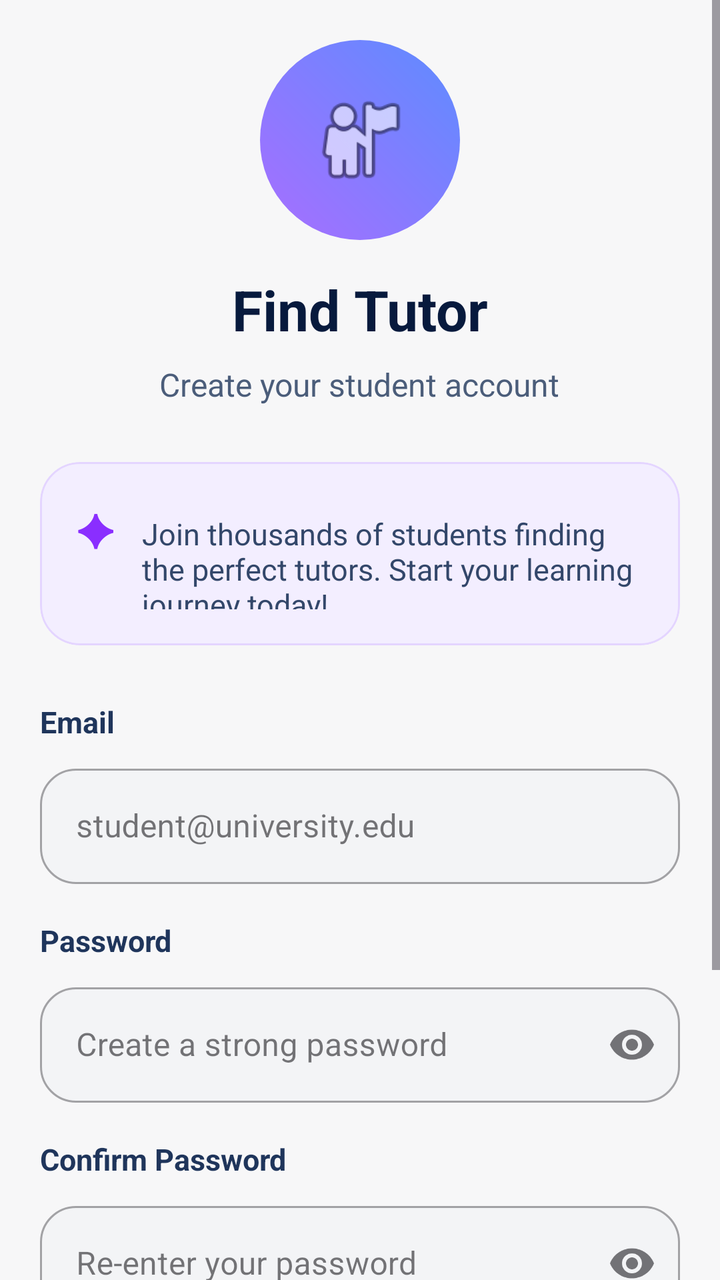
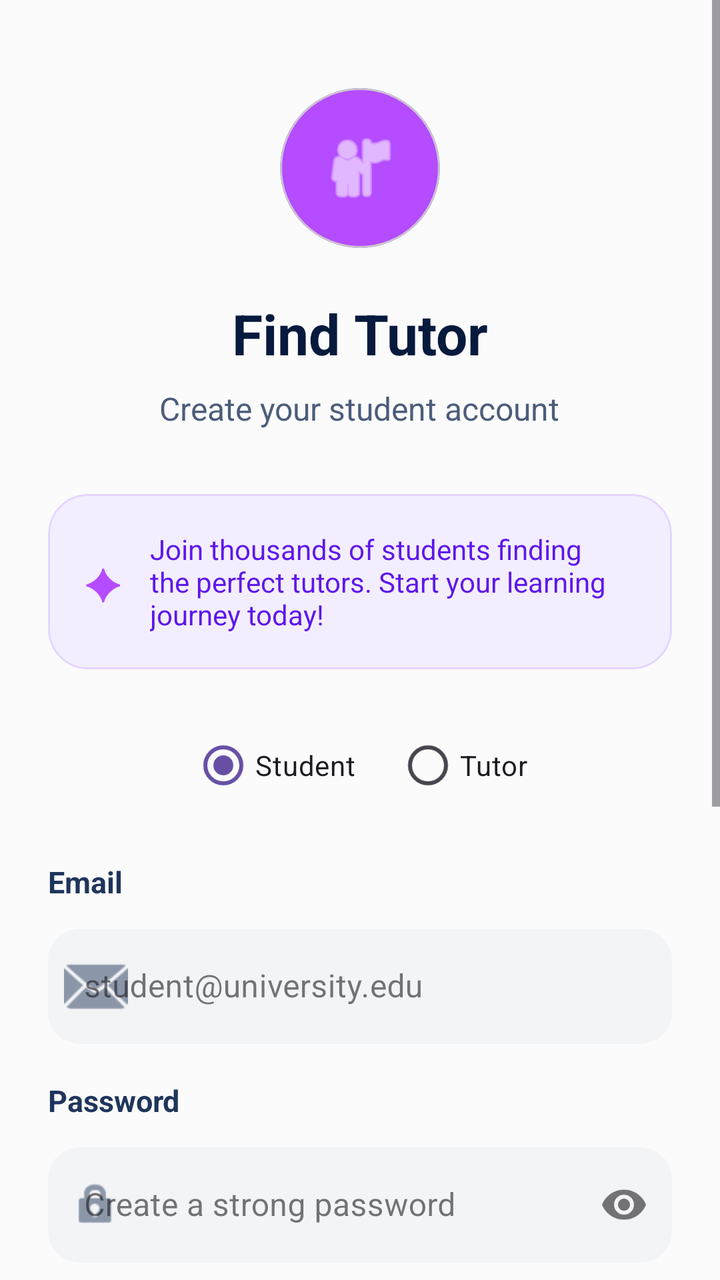

Two renders of the same Android screen: before a commit and after it. Below are the layout's source before the change and the commit's diff.
<!-- AndroidManifest.xml: application theme Theme.PeerTutoringApollo -->
<!-- res/layout/activity_main.xml -->
<?xml version="1.0" encoding="utf-8"?>
<ScrollView xmlns:android="http://schemas.android.com/apk/res/android"
    xmlns:app="http://schemas.android.com/apk/res-auto"
    android:layout_width="match_parent"
    android:layout_height="match_parent"
    android:background="#F7F7F8">

    <LinearLayout
        android:layout_width="match_parent"
        android:layout_height="wrap_content"
        android:orientation="vertical"
        android:padding="20dp">

        <ImageView
            android:layout_width="100dp"
            android:layout_height="100dp"
            android:layout_gravity="center_horizontal"
            android:src="@android:drawable/ic_menu_myplaces"
            android:background="@drawable/bg_circle_gradient"
            android:padding="24dp" />

        <TextView
            android:layout_width="wrap_content"
            android:layout_height="wrap_content"
            android:layout_gravity="center_horizontal"
            android:layout_marginTop="16dp"
            android:text="Find Tutor"
            android:textColor="#071A3D"
            android:textSize="28sp"
            android:textStyle="bold" />

        <TextView
            android:layout_width="wrap_content"
            android:layout_height="wrap_content"
            android:layout_gravity="center_horizontal"
            android:layout_marginTop="8dp"
            android:text="Create your student account"
            android:textColor="#4B5D7A"
            android:textSize="16sp" />

        <com.google.android.material.card.MaterialCardView
            android:layout_width="match_parent"
            android:layout_height="wrap_content"
            android:layout_marginTop="28dp"
            app:cardCornerRadius="20dp"
            app:cardBackgroundColor="#F3EEFF"
            app:strokeColor="#E4D5FF"
            app:strokeWidth="1dp">

            <LinearLayout
                android:layout_width="match_parent"
                android:layout_height="wrap_content"
                android:orientation="horizontal"
                android:padding="18dp">

                <TextView
                    android:layout_width="wrap_content"
                    android:layout_height="wrap_content"
                    android:text="✦"
                    android:textColor="#8A2EFF"
                    android:textSize="22sp"
                    android:textStyle="bold" />

                <TextView
                    android:layout_width="0dp"
                    android:layout_height="wrap_content"
                    android:layout_marginStart="14dp"
                    android:layout_weight="1"
                    android:text="Join thousands of students finding the perfect tutors. Start your learning journey today!"
                    android:textColor="#33476A"
                    android:textSize="15sp" />
            </LinearLayout>
        </com.google.android.material.card.MaterialCardView>

        <TextView
            android:layout_width="wrap_content"
            android:layout_height="wrap_content"
            android:layout_marginTop="28dp"
            android:text="Email"
            android:textColor="#1F355B"
            android:textSize="15sp"
            android:textStyle="bold" />

        <com.google.android.material.textfield.TextInputLayout
            style="@style/Widget.MaterialComponents.TextInputLayout.OutlinedBox"
            android:layout_width="match_parent"
            android:layout_height="wrap_content"
            android:layout_marginTop="8dp"
            app:boxBackgroundColor="#F3F4F6"
            app:boxCornerRadiusBottomEnd="18dp"
            app:boxCornerRadiusBottomStart="18dp"
            app:boxCornerRadiusTopEnd="18dp"
            app:boxCornerRadiusTopStart="18dp">

            <com.google.android.material.textfield.TextInputEditText
                android:id="@+id/editTextEmail"
                android:layout_width="match_parent"
                android:layout_height="wrap_content"
                android:hint="student@university.edu"
                android:padding="18dp"
                android:textColor="#1F355B"
                android:textColorHint="#8B97A8" />
        </com.google.android.material.textfield.TextInputLayout>

        <TextView
            android:layout_width="wrap_content"
            android:layout_height="wrap_content"
            android:layout_marginTop="18dp"
            android:text="Password"
            android:textColor="#1F355B"
            android:textSize="15sp"
            android:textStyle="bold" />

        <com.google.android.material.textfield.TextInputLayout
            style="@style/Widget.MaterialComponents.TextInputLayout.OutlinedBox"
            android:layout_width="match_parent"
            android:layout_height="wrap_content"
            android:layout_marginTop="8dp"
            app:endIconMode="password_toggle"
            app:boxBackgroundColor="#F3F4F6"
            app:boxCornerRadiusBottomEnd="18dp"
            app:boxCornerRadiusBottomStart="18dp"
            app:boxCornerRadiusTopEnd="18dp"
            app:boxCornerRadiusTopStart="18dp">

            <com.google.android.material.textfield.TextInputEditText
                android:id="@+id/editTextPassword"
                android:layout_width="match_parent"
                android:layout_height="wrap_content"
                android:hint="Create a strong password"
                android:inputType="textPassword"
                android:padding="18dp"
                android:textColor="#1F355B"
                android:textColorHint="#8B97A8" />
        </com.google.android.material.textfield.TextInputLayout>

        <TextView
            android:layout_width="wrap_content"
            android:layout_height="wrap_content"
            android:layout_marginTop="18dp"
            android:text="Confirm Password"
            android:textColor="#1F355B"
            android:textSize="15sp"
            android:textStyle="bold" />

        <com.google.android.material.textfield.TextInputLayout
            style="@style/Widget.MaterialComponents.TextInputLayout.OutlinedBox"
            android:layout_width="match_parent"
            android:layout_height="wrap_content"
            android:layout_marginTop="8dp"
            app:endIconMode="password_toggle"
            app:boxBackgroundColor="#F3F4F6"
            app:boxCornerRadiusBottomEnd="18dp"
            app:boxCornerRadiusBottomStart="18dp"
            app:boxCornerRadiusTopEnd="18dp"
            app:boxCornerRadiusTopStart="18dp">

            <com.google.android.material.textfield.TextInputEditText
                android:id="@+id/editTextConfirmPassword"
                android:layout_width="match_parent"
                android:layout_height="wrap_content"
                android:hint="Re-enter your password"
                android:inputType="textPassword"
                android:padding="18dp"
                android:textColor="#1F355B"
                android:textColorHint="#8B97A8" />
        </com.google.android.material.textfield.TextInputLayout>

        <com.google.android.material.card.MaterialCardView
            android:layout_width="match_parent"
            android:layout_height="wrap_content"
            android:layout_marginTop="26dp"
            app:cardCornerRadius="18dp"
            app:cardBackgroundColor="#EAF9EE"
            app:strokeColor="#BDE7C6"
            app:strokeWidth="1dp">

            <TextView
                android:layout_width="match_parent"
                android:layout_height="wrap_content"
                android:padding="16dp"
                android:gravity="center"
                android:text="🎁  Get 100 free tokens upon signup!"
                android:textColor="#089A3C"
                android:textSize="16sp"
                android:textStyle="bold" />
        </com.google.android.material.card.MaterialCardView>

        <Button
            android:id="@+id/buttonContinue"
            android:layout_width="match_parent"
            android:layout_height="56dp"
            android:layout_marginTop="28dp"
            android:background="@drawable/bg_button_gradient"
            android:text="Continue"
            android:textAllCaps="false"
            android:textColor="#FFFFFF"
            android:textSize="18sp"
            android:textStyle="bold" />
    </LinearLayout>
</ScrollView>
<!-- resources referenced by this layout -->
<resources>
  <!-- drawable bg_button_gradient (drawable) -->
  <?xml version="1.0" encoding="utf-8"?>
  <shape xmlns:android="http://schemas.android.com/apk/res/android">
      <gradient
          android:startColor="#B54CFF"
          android:centerColor="#4C6FFF"
          android:endColor="#00C96B"
          android:angle="0" />
      <corners android:radius="28dp" />
  </shape>
  <!-- drawable bg_circle_gradient (drawable) -->
  <?xml version="1.0" encoding="utf-8"?>
  <shape xmlns:android="http://schemas.android.com/apk/res/android" android:shape="oval">
      <gradient
          android:startColor="#A86EFF"
          android:endColor="#5D8CFF"
          android:angle="45" />
  </shape>
  <style name="Theme.PeerTutoringApollo" parent="Base.Theme.PeerTutoringApollo" />
  <style name="Base.Theme.PeerTutoringApollo" parent="Theme.Material3.DayNight.NoActionBar">
          
          
      </style>
</resources>

<!-- the commit's change to res/layout/activity_main.xml (unified diff, before → after) -->
@@ -3,36 +3,44 @@
     xmlns:app="http://schemas.android.com/apk/res-auto"
     android:layout_width="match_parent"
     android:layout_height="match_parent"
-    android:background="#F7F7F8">
+    android:background="#FBFBFC"
+    android:fillViewport="true">
 
     <LinearLayout
         android:layout_width="match_parent"
         android:layout_height="wrap_content"
+        android:gravity="center_horizontal"
         android:orientation="vertical"
-        android:padding="20dp">
-
-        <ImageView
-            android:layout_width="100dp"
-            android:layout_height="100dp"
-            android:layout_gravity="center_horizontal"
-            android:src="@android:drawable/ic_menu_myplaces"
-            android:background="@drawable/bg_circle_gradient"
-            android:padding="24dp" />
+        android:padding="24dp">
+
+        <com.google.android.material.card.MaterialCardView
+            android:layout_width="80dp"
+            android:layout_height="80dp"
+            android:layout_marginTop="20dp"
+            app:cardBackgroundColor="#B54CFF"
+            app:cardCornerRadius="40dp"
+            app:cardElevation="0dp">
+            <ImageView
+                android:layout_width="match_parent"
+                android:layout_height="match_parent"
+                android:padding="20dp"
+                android:src="@android:drawable/ic_menu_myplaces"
+                app:tint="#FFFFFF" />
+        </com.google.android.material.card.MaterialCardView>
 
         <TextView
             android:layout_width="wrap_content"
             android:layout_height="wrap_content"
-            android:layout_gravity="center_horizontal"
-            android:layout_marginTop="16dp"
+            android:layout_marginTop="24dp"
             android:text="Find Tutor"
             android:textColor="#071A3D"
             android:textSize="28sp"
             android:textStyle="bold" />
 
         <TextView
-            android:layout_width="wrap_content"
-            android:layout_height="wrap_content"
-            android:layout_gravity="center_horizontal"
+            android:id="@+id/textViewSignupSubtitle"
+            android:layout_width="wrap_content"
+            android:layout_height="wrap_content"
             android:layout_marginTop="8dp"
             android:text="Create your student account"
             android:textColor="#4B5D7A"
@@ -41,148 +49,175 @@
         <com.google.android.material.card.MaterialCardView
             android:layout_width="match_parent"
             android:layout_height="wrap_content"
-            android:layout_marginTop="28dp"
+            android:layout_marginTop="32dp"
+            app:cardBackgroundColor="#F3EEFF"
             app:cardCornerRadius="20dp"
-            app:cardBackgroundColor="#F3EEFF"
+            app:cardElevation="0dp"
             app:strokeColor="#E4D5FF"
             app:strokeWidth="1dp">
-
             <LinearLayout
                 android:layout_width="match_parent"
                 android:layout_height="wrap_content"
+                android:gravity="center_vertical"
                 android:orientation="horizontal"
                 android:padding="18dp">
-
                 <TextView
                     android:layout_width="wrap_content"
                     android:layout_height="wrap_content"
                     android:text="✦"
-                    android:textColor="#8A2EFF"
-                    android:textSize="22sp"
-                    android:textStyle="bold" />
-
+                    android:textColor="#B54CFF"
+                    android:textSize="22sp" />
                 <TextView
                     android:layout_width="0dp"
                     android:layout_height="wrap_content"
                     android:layout_marginStart="14dp"
                     android:layout_weight="1"
                     android:text="Join thousands of students finding the perfect tutors. Start your learning journey today!"
-                    android:textColor="#33476A"
-                    android:textSize="15sp" />
+                    android:textColor="#5E17EB"
+                    android:textSize="14sp" />
             </LinearLayout>
         </com.google.android.material.card.MaterialCardView>
 
-        <TextView
-            android:layout_width="wrap_content"
-            android:layout_height="wrap_content"
-            android:layout_marginTop="28dp"
-            android:text="Email"
-            android:textColor="#1F355B"
-            android:textSize="15sp"
-            android:textStyle="bold" />
-
-        <com.google.android.material.textfield.TextInputLayout
-            style="@style/Widget.MaterialComponents.TextInputLayout.OutlinedBox"
-            android:layout_width="match_parent"
-            android:layout_height="wrap_content"
-            android:layout_marginTop="8dp"
-            app:boxBackgroundColor="#F3F4F6"
-            app:boxCornerRadiusBottomEnd="18dp"
-            app:boxCornerRadiusBottomStart="18dp"
-            app:boxCornerRadiusTopEnd="18dp"
-            app:boxCornerRadiusTopStart="18dp">
-
-            <com.google.android.material.textfield.TextInputEditText
-                android:id="@+id/editTextEmail"
-                android:layout_width="match_parent"
-                android:layout_height="wrap_content"
-                android:hint="student@university.edu"
-                android:padding="18dp"
+        <RadioGroup
+            android:id="@+id/radioGroupRole"
+            android:layout_width="match_parent"
+            android:layout_height="wrap_content"
+            android:layout_marginTop="24dp"
+            android:orientation="horizontal"
+            android:gravity="center">
+            <RadioButton
+                android:id="@+id/radioStudent"
+                android:layout_width="wrap_content"
+                android:layout_height="wrap_content"
+                android:text="Student"
+                android:checked="true"
+                android:layout_marginEnd="20dp" />
+            <RadioButton
+                android:id="@+id/radioTutor"
+                android:layout_width="wrap_content"
+                android:layout_height="wrap_content"
+                android:text="Tutor" />
+        </RadioGroup>
+
+        <LinearLayout
+            android:layout_width="match_parent"
+            android:layout_height="wrap_content"
+            android:orientation="vertical"
+            android:layout_marginTop="24dp">
+
+            <TextView
+                android:layout_width="wrap_content"
+                android:layout_height="wrap_content"
+                android:text="Email"
                 android:textColor="#1F355B"
-                android:textColorHint="#8B97A8" />
-        </com.google.android.material.textfield.TextInputLayout>
-
-        <TextView
-            android:layout_width="wrap_content"
-            android:layout_height="wrap_content"
-            android:layout_marginTop="18dp"
-            android:text="Password"
-            android:textColor="#1F355B"
-            android:textSize="15sp"
-            android:textStyle="bold" />
-
-        <com.google.android.material.textfield.TextInputLayout
-            style="@style/Widget.MaterialComponents.TextInputLayout.OutlinedBox"
-            android:layout_width="match_parent"
-            android:layout_height="wrap_content"
-            android:layout_marginTop="8dp"
-            app:endIconMode="password_toggle"
-            app:boxBackgroundColor="#F3F4F6"
-            app:boxCornerRadiusBottomEnd="18dp"
-            app:boxCornerRadiusBottomStart="18dp"
-            app:boxCornerRadiusTopEnd="18dp"
-            app:boxCornerRadiusTopStart="18dp">
-
-            <com.google.android.material.textfield.TextInputEditText
-                android:id="@+id/editTextPassword"
-                android:layout_width="match_parent"
-                android:layout_height="wrap_content"
-                android:hint="Create a strong password"
-                android:inputType="textPassword"
-                android:padding="18dp"
+                android:textSize="15sp"
+                android:textStyle="bold" />
+
+            <com.google.android.material.textfield.TextInputLayout
+                style="@style/Widget.MaterialComponents.TextInputLayout.OutlinedBox"
+                android:layout_width="match_parent"
+                android:layout_height="wrap_content"
+                android:layout_marginTop="8dp"
+                app:boxBackgroundColor="#F3F4F6"
+                app:boxCornerRadiusBottomEnd="16dp"
+                app:boxCornerRadiusBottomStart="16dp"
+                app:boxCornerRadiusTopEnd="16dp"
+                app:boxCornerRadiusTopStart="16dp"
+                app:boxStrokeWidth="0dp"
+                app:startIconDrawable="@android:drawable/ic_dialog_email"
+                app:startIconTint="#8B97A8">
+                <com.google.android.material.textfield.TextInputEditText
+                    android:id="@+id/editTextEmail"
+                    android:layout_width="match_parent"
+                    android:layout_height="wrap_content"
+                    android:hint="student@university.edu"
+                    android:inputType="textEmailAddress"
+                    android:padding="18dp" />
+            </com.google.android.material.textfield.TextInputLayout>
+
+            <TextView
+                android:layout_width="wrap_content"
+                android:layout_height="wrap_content"
+                android:layout_marginTop="18dp"
+                android:text="Password"
                 android:textColor="#1F355B"
-                android:textColorHint="#8B97A8" />
-        </com.google.android.material.textfield.TextInputLayout>
-
-        <TextView
-            android:layout_width="wrap_content"
-            android:layout_height="wrap_content"
-            android:layout_marginTop="18dp"
-            android:text="Confirm Password"
-            android:textColor="#1F355B"
-            android:textSize="15sp"
-            android:textStyle="bold" />
-
-        <com.google.android.material.textfield.TextInputLayout
-            style="@style/Widget.MaterialComponents.TextInputLayout.OutlinedBox"
-            android:layout_width="match_parent"
-            android:layout_height="wrap_content"
-            android:layout_marginTop="8dp"
-            app:endIconMode="password_toggle"
-            app:boxBackgroundColor="#F3F4F6"
-            app:boxCornerRadiusBottomEnd="18dp"
-            app:boxCornerRadiusBottomStart="18dp"
-            app:boxCornerRadiusTopEnd="18dp"
-            app:boxCornerRadiusTopStart="18dp">
-
-            <com.google.android.material.textfield.TextInputEditText
-                android:id="@+id/editTextConfirmPassword"
-                android:layout_width="match_parent"
-                android:layout_height="wrap_content"
-                android:hint="Re-enter your password"
-                android:inputType="textPassword"
-                android:padding="18dp"
+                android:textSize="15sp"
+                android:textStyle="bold" />
+
+            <com.google.android.material.textfield.TextInputLayout
+                style="@style/Widget.MaterialComponents.TextInputLayout.OutlinedBox"
+                android:layout_width="match_parent"
+                android:layout_height="wrap_content"
+                android:layout_marginTop="8dp"
+                app:boxBackgroundColor="#F3F4F6"
+                app:boxCornerRadiusBottomEnd="16dp"
+                app:boxCornerRadiusBottomStart="16dp"
+                app:boxCornerRadiusTopEnd="16dp"
+                app:boxCornerRadiusTopStart="16dp"
+                app:boxStrokeWidth="0dp"
+                app:endIconMode="password_toggle"
+                app:startIconDrawable="@android:drawable/ic_lock_idle_lock"
+                app:startIconTint="#8B97A8">
+                <com.google.android.material.textfield.TextInputEditText
+                    android:id="@+id/editTextPassword"
+                    android:layout_width="match_parent"
+                    android:layout_height="wrap_content"
+                    android:hint="Create a strong password"
+                    android:inputType="textPassword"
+                    android:padding="18dp" />
+            </com.google.android.material.textfield.TextInputLayout>
+
+            <TextView
+                android:layout_width="wrap_content"
+                android:layout_height="wrap_content"
+                android:layout_marginTop="18dp"
+                android:text="Confirm Password"
                 android:textColor="#1F355B"
-                android:textColorHint="#8B97A8" />
-        </com.google.android.material.textfield.TextInputLayout>
+                android:textSize="15sp"
+                android:textStyle="bold" />
+
+            <com.google.android.material.textfield.TextInputLayout
+                style="@style/Widget.MaterialComponents.TextInputLayout.OutlinedBox"
+                android:layout_width="match_parent"
+                android:layout_height="wrap_content"
+                android:layout_marginTop="8dp"
+                app:boxBackgroundColor="#FFFFFF"
+                app:boxCornerRadiusBottomEnd="16dp"
+                app:boxCornerRadiusBottomStart="16dp"
+                app:boxCornerRadiusTopEnd="16dp"
+                app:boxCornerRadiusTopStart="16dp"
+                app:boxStrokeColor="#E4D5FF"
+                app:boxStrokeWidth="1dp"
+                app:endIconMode="password_toggle"
+                app:startIconDrawable="@android:drawable/ic_lock_idle_lock"
+                app:startIconTint="#8B97A8">
+                <com.google.android.material.textfield.TextInputEditText
+                    android:id="@+id/editTextConfirmPassword"
+                    android:layout_width="match_parent"
+                    android:layout_height="wrap_content"
+                    android:hint="Re-enter your password"
+                    android:inputType="textPassword"
+                    android:padding="18dp" />
+            </com.google.android.material.textfield.TextInputLayout>
+        </LinearLayout>
 
         <com.google.android.material.card.MaterialCardView
             android:layout_width="match_parent"
             android:layout_height="wrap_content"
-            android:layout_marginTop="26dp"
-            app:cardCornerRadius="18dp"
+            android:layout_marginTop="24dp"
             app:cardBackgroundColor="#EAF9EE"
+            app:cardCornerRadius="16dp"
+            app:cardElevation="0dp"
             app:strokeColor="#BDE7C6"
             app:strokeWidth="1dp">
-
-            <TextView
-                android:layout_width="match_parent"
-                android:layout_height="wrap_content"
-                android:padding="16dp"
+            <TextView
+                android:layout_width="match_parent"
+                android:layout_height="wrap_content"
                 android:gravity="center"
-                android:text="🎁  Get 100 free tokens upon signup!"
+                android:padding="14dp"
+                android:text="🎁 Get 100 free tokens upon signup!"
                 android:textColor="#089A3C"
-                android:textSize="16sp"
+                android:textSize="15sp"
                 android:textStyle="bold" />
         </com.google.android.material.card.MaterialCardView>
 
@@ -190,12 +225,34 @@
             android:id="@+id/buttonContinue"
             android:layout_width="match_parent"
             android:layout_height="56dp"
-            android:layout_marginTop="28dp"
+            android:layout_marginTop="32dp"
             android:background="@drawable/bg_button_gradient"
-            android:text="Continue"
+            android:text="Continue →"
             android:textAllCaps="false"
             android:textColor="#FFFFFF"
             android:textSize="18sp"
-            android:textStyle="bold" />
+            android:textStyle="bold"
+            app:backgroundTint="@null" />
+
+        <LinearLayout
+            android:layout_width="wrap_content"
+            android:layout_height="wrap_content"
+            android:layout_marginTop="24dp"
+            android:orientation="horizontal">
+            <View android:layout_width="32dp" android:layout_height="6dp" android:background="#B54CFF" android:layout_marginEnd="6dp" />
+            <View android:layout_width="32dp" android:layout_height="6dp" android:background="#E0E0E0" android:layout_marginEnd="6dp" />
+            <View android:layout_width="32dp" android:layout_height="6dp" android:background="#E0E0E0" android:layout_marginEnd="6dp" />
+            <View android:layout_width="32dp" android:layout_height="6dp" android:background="#E0E0E0" />
+        </LinearLayout>
+
+        <TextView
+            android:layout_width="wrap_content"
+            android:layout_height="wrap_content"
+            android:layout_marginTop="20dp"
+            android:layout_marginBottom="20dp"
+            android:text="Already have an account? Sign In"
+            android:textColor="#4B5D7A"
+            android:textSize="15sp" />
+
     </LinearLayout>
 </ScrollView>
<!-- resource entries referenced after the edit -->
@@ -5,18 +5,9 @@
   <shape xmlns:android="http://schemas.android.com/apk/res/android">
       <gradient
           android:startColor="#B54CFF"
-          android:centerColor="#4C6FFF"
-          android:endColor="#00C96B"
+          android:endColor="#B54CFF"
           android:angle="0" />
       <corners android:radius="28dp" />
-  </shape>
-  <!-- drawable bg_circle_gradient (drawable) -->
-  <?xml version="1.0" encoding="utf-8"?>
-  <shape xmlns:android="http://schemas.android.com/apk/res/android" android:shape="oval">
-      <gradient
-          android:startColor="#A86EFF"
-          android:endColor="#5D8CFF"
-          android:angle="45" />
   </shape>
   <style name="Theme.PeerTutoringApollo" parent="Base.Theme.PeerTutoringApollo" />
   <style name="Base.Theme.PeerTutoringApollo" parent="Theme.Material3.DayNight.NoActionBar">
